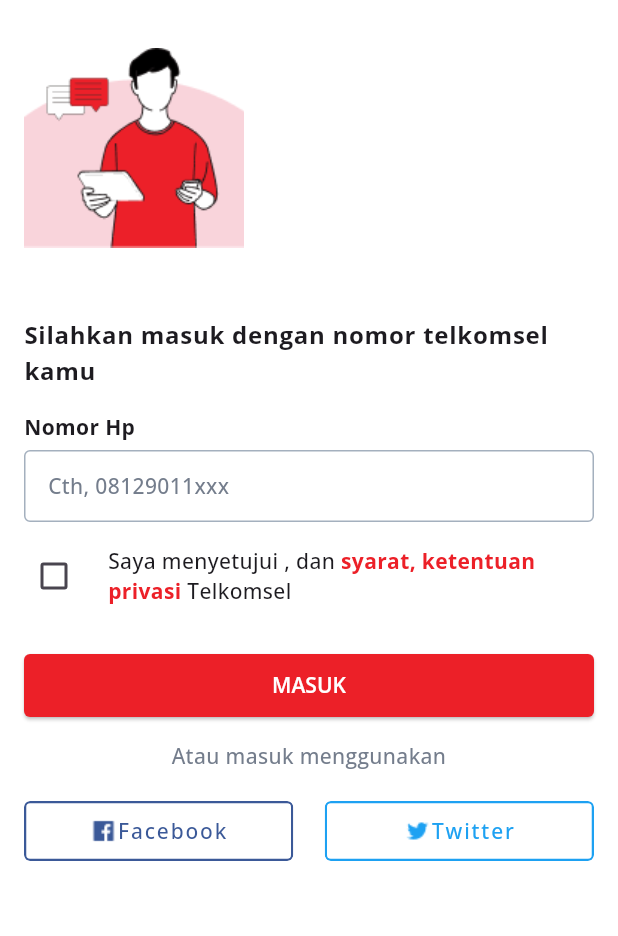
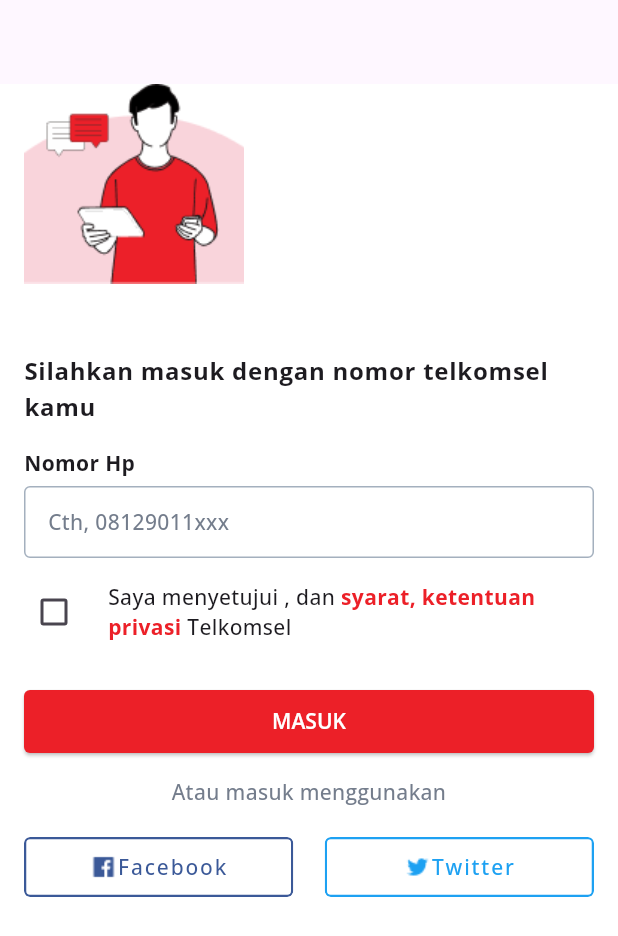
Before and after one commit to ziss11/mytelkomsel-clone-ui, a Flutter app: the screen it shows after launch, on a phone screen of 412 x 824 dp. Shown: the top 936 px of the screen. Run offline on Flutter 3.47's test engine with Material 2 defaults, Android fonts, the phone set to English and light mode, and no system bars; our stand-ins replace equatable, go_router, google_fonts.

```diff
--- a/lib/presentation/pages/login_page.dart
+++ b/lib/presentation/pages/login_page.dart
@@ -3,7 +3,7 @@ import 'package:go_router/go_router.dart';
 import 'package:mytelkomsel_clone_ui/presentation/pages/verification_page.dart';
 import 'package:mytelkomsel_clone_ui/presentation/widgets/custom_outlined_button.dart';
 import 'package:mytelkomsel_clone_ui/presentation/widgets/filled_button.dart';
-import 'package:mytelkomsel_clone_ui/presentation/widgets/outline_textfield.dart';
+import 'package:mytelkomsel_clone_ui/presentation/widgets/outlined_textfield.dart';
 import 'package:mytelkomsel_clone_ui/utilities/colors.dart';
 
 class LoginPage extends StatefulWidget {
@@ -22,6 +22,7 @@ class _LoginPageState extends State<LoginPage> {
   @override
   Widget build(BuildContext context) {
     return Scaffold(
+      appBar: AppBar(),
       body: SafeArea(
         child: SingleChildScrollView(
           child: Padding(
@@ -31,14 +32,11 @@ class _LoginPageState extends State<LoginPage> {
             child: Column(
               crossAxisAlignment: CrossAxisAlignment.stretch,
               children: [
-                Padding(
-                  padding: const EdgeInsets.only(top: 32),
-                  child: Align(
-                    alignment: Alignment.centerLeft,
-                    child: Image.asset(
-                      "images/login-illustration.png",
-                      height: 133,
-                    ),
+                Align(
+                  alignment: Alignment.centerLeft,
+                  child: Image.asset(
+                    "images/login-illustration.png",
+                    height: 133,
                   ),
                 ),
                 const SizedBox(
@@ -64,7 +62,7 @@ class _LoginPageState extends State<LoginPage> {
                 const SizedBox(
                   height: 5,
                 ),
-                const OutlineTextField(
+                const OutlinedTextField(
                   hint: "Cth, 08129011xxx",
                 ),
                 const SizedBox(
--- a/lib/presentation/pages/verification_page.dart
+++ b/lib/presentation/pages/verification_page.dart
@@ -2,7 +2,7 @@ import 'package:flutter/material.dart';
 import 'package:go_router/go_router.dart';
 import 'package:mytelkomsel_clone_ui/presentation/pages/main_page.dart';
 import 'package:mytelkomsel_clone_ui/presentation/widgets/filled_button.dart';
-import 'package:mytelkomsel_clone_ui/presentation/widgets/outline_textfield.dart';
+import 'package:mytelkomsel_clone_ui/presentation/widgets/outlined_textfield.dart';
 import 'package:mytelkomsel_clone_ui/utilities/colors.dart';
 
 class VerificationPage extends StatelessWidget {
@@ -68,7 +68,7 @@ class VerificationPage extends StatelessWidget {
                 const SizedBox(
                   height: 8,
                 ),
-                const OutlineTextField(
+                const OutlinedTextField(
                   hint: "Cth. q5TsgH***",
                 ),
                 const SizedBox(
--- a/lib/presentation/widgets/outline_textfield.dart
+++ b/lib/presentation/widgets/outlined_textfield.dart
@@ -1,14 +1,20 @@
 import 'package:flutter/material.dart';
 import 'package:mytelkomsel_clone_ui/utilities/colors.dart';
 
-class OutlineTextField extends StatelessWidget {
-  final String hint;
+class OutlinedTextField extends StatelessWidget {
+  final String? initialValue;
+  final String? hint;
 
-  const OutlineTextField({super.key, required this.hint});
+  const OutlinedTextField({
+    super.key,
+    this.initialValue,
+    this.hint,
+  });
 
   @override
   Widget build(BuildContext context) {
     return TextFormField(
+      initialValue: initialValue,
       style: Theme.of(context).textTheme.bodyText2?.copyWith(
             fontWeight: FontWeight.w500,
           ),
--- a/lib/presentation/widgets/package_card.dart
+++ b/lib/presentation/widgets/package_card.dart
@@ -28,7 +28,7 @@ class PackageCard extends StatelessWidget {
               BoxShadow(
                 color: AppColors.black.withOpacity(.1),
                 blurRadius: 1,
-                blurStyle: BlurStyle.outer,
+                offset: const Offset(1, 1),
                 spreadRadius: 1,
               ),
             ],
```
Also changed, not shown: lib/presentation/pages/internet_page.dart (+6 -3 lines), lib/presentation/pages/search_package_result_page.dart (+143 -6 lines).
